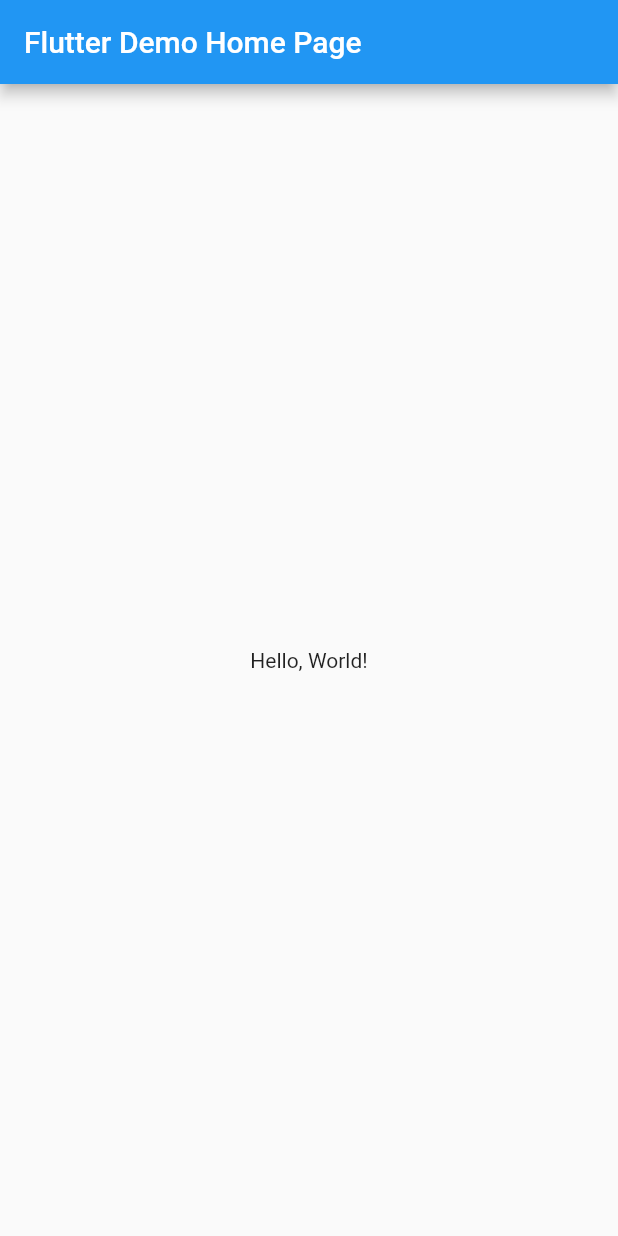
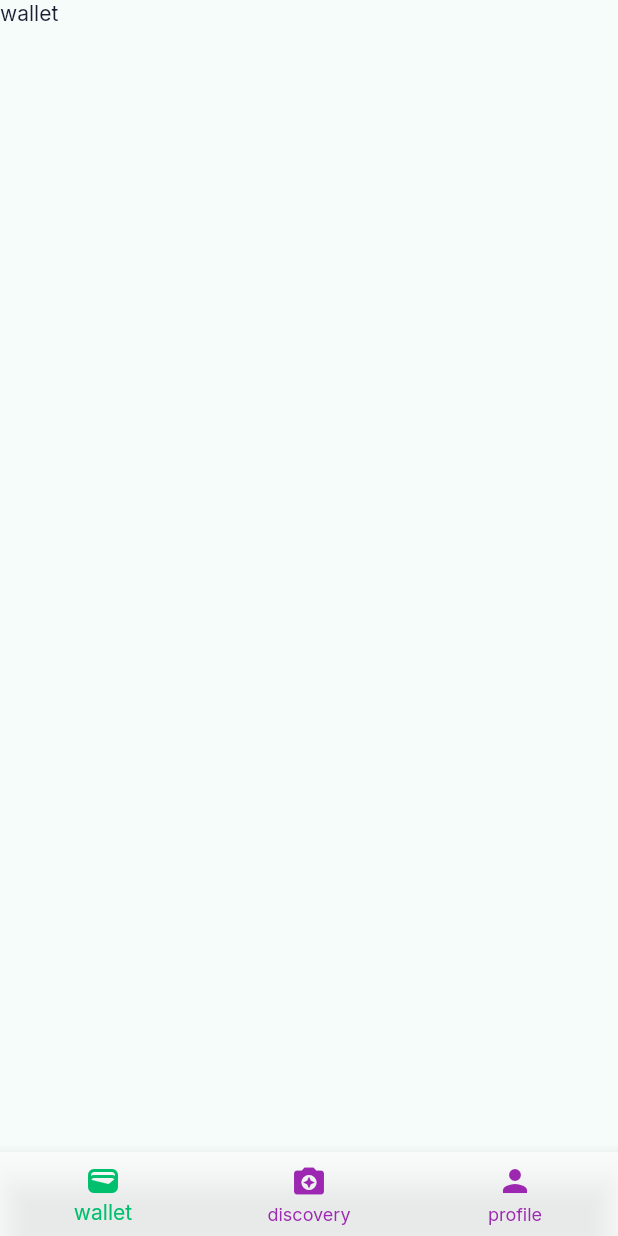
Before and after one commit to AndrewSich/nowtr, a Flutter app: the screen it shows after launch, on a phone screen of 412 x 824 dp. Run offline on Flutter 3.47's test engine with Material 2 defaults, Android fonts, the phone set to English and light mode, and no system bars; our stand-ins replace google_fonts.

```diff
--- /dev/null
+++ b/lib/landing.dart
@@ -0,0 +1,36 @@
+import 'package:flutter/material.dart';
+import 'dart:async';
+
+import 'utils/const.dart';
+import 'screens/home.dart';
+
+class Landing extends StatefulWidget {
+  @override
+  _LandingState createState() => _LandingState();
+}
+
+class _LandingState extends State<Landing> {
+  @override
+  void initState() {
+    super.initState();
+    Timer(
+        Duration(seconds: 3),
+        () => Navigator.pushReplacement(
+            context, MaterialPageRoute(builder: (context) => Home())));
+  }
+
+  // @override
+  // Widget build(BuildContext context) {
+  //   return Container(color: Color(0xFF00BF6D));
+  // }
+
+  @override
+  Widget build(BuildContext context) {
+    return Scaffold(
+      backgroundColor: mPrimaryColor,
+      body: Center(
+        child: CircularProgressIndicator(),
+      ), //Center
+    ); //Scaffold
+  }
+}
--- a/lib/main.dart
+++ b/lib/main.dart
@@ -1,41 +1,17 @@
 import 'package:flutter/material.dart';
+import 'utils/theme.dart';
+import 'landing.dart';
 
-void main() => runApp(MyApp());
+void main() => runApp(Nowtr());
 
-class MyApp extends StatelessWidget {
-  // This widget is the root of your application.
+class Nowtr extends StatelessWidget {
   @override
   Widget build(BuildContext context) {
     return MaterialApp(
-      // Application name
-      title: 'Flutter Hello World',
-      // Application theme data, you can set the colors for the application as
-      // you want
-      theme: ThemeData(
-        primarySwatch: Colors.blue,
-      ),
-      // A widget which will be started on application startup
-      home: MyHomePage(title: 'Flutter Demo Home Page'),
+      debugShowCheckedModeBanner: false,
+      theme: lightThemeData(context),
+      darkTheme: darkThemeData(context),
+      home: Landing(),
     );
   }
 }
-
-class MyHomePage extends StatelessWidget {
-  final String title;
-  const MyHomePage({Key? key, required this.title}) : super(key: key);
-
-  @override
-  Widget build(BuildContext context) {
-    return Scaffold(
-      appBar: AppBar(
-        // The title text which will be shown on the action bar
-        title: Text(title),
-      ),
-      body: Center(
-        child: Text(
-          'Hello, World!',
-        ),
-      ),
-    );
-  }
-}
--- /dev/null
+++ b/lib/screens/home.dart
@@ -0,0 +1,48 @@
+import 'package:flutter/material.dart';
+
+class Home extends StatefulWidget {
+  Home({Key? key}) : super(key: key);
+
+  @override
+  _HomeState createState() => _HomeState();
+}
+
+class _HomeState extends State<Home> with SingleTickerProviderStateMixin {
+  int currentScr = 0;
+  final List<Widget> screens = [
+    Text('wallet'),
+    Text('discovery'),
+    Text('profile')
+  ];
+
+  @override
+  Widget build(BuildContext context) {
+    return Scaffold(
+      body: screens[currentScr],
+      bottomNavigationBar: HomeNavBar(),
+    );
+  }
+
+  // Home Navigation Bar
+  BottomNavigationBar HomeNavBar() {
+    return BottomNavigationBar(
+      type: BottomNavigationBarType.fixed,
+      currentIndex: currentScr,
+      onTap: (int index) => setState(() => currentScr = index),
+      items: [
+        BottomNavigationBarItem(
+          icon: Icon(Icons.wallet),
+          label: 'wallet',
+        ),
+        BottomNavigationBarItem(
+          icon: Icon(Icons.camera_enhance),
+          label: 'discovery',
+        ),
+        BottomNavigationBarItem(
+          icon: Icon(Icons.person),
+          label: 'profile',
+        ),
+      ],
+    );
+  }
+}
--- /dev/null
+++ b/lib/utils/const.dart
@@ -0,0 +1,12 @@
+import 'package:flutter/material.dart';
+
+// color const
+const mPrimaryColor = Color(0xFF00BF6D);
+const mSecondaryColor = Color(0xFFFE9901);
+const mContentColorLightTheme = Color(0xFF1D1D35);
+const mContentColorDarkTheme = Color(0xFFF5FCF9);
+const mWarningColor = Color(0xFFF3BB1C);
+const mErrorColor = Color(0xFFF03738);
+
+// size const
+const mDefaultPadding = 20.0;
--- /dev/null
+++ b/lib/utils/theme.dart
@@ -0,0 +1,47 @@
+import 'package:flutter/material.dart';
+import 'package:google_fonts/google_fonts.dart';
+import 'const.dart';
+
+final appBarTheme = AppBarTheme(centerTitle: false, elevation: 0);
+
+// Light Theme Data
+ThemeData lightThemeData(BuildContext context) {
+  return ThemeData.light().copyWith(
+    primaryColor: mPrimaryColor,
+    scaffoldBackgroundColor: mContentColorDarkTheme,
+    appBarTheme: appBarTheme,
+    iconTheme: IconThemeData(color: mContentColorLightTheme),
+    colorScheme: ColorScheme.light(
+      primary: mPrimaryColor,
+      secondary: mSecondaryColor,
+      error: mErrorColor,
+    ),
+    textTheme: GoogleFonts.interTextTheme(Theme.of(context).textTheme)
+        .apply(bodyColor: mContentColorLightTheme),
+    bottomNavigationBarTheme: BottomNavigationBarThemeData(
+      backgroundColor: Colors.white.withOpacity(0.70), //MAYBE NOT USED
+      selectedItemColor: mPrimaryColor,
+      unselectedItemColor: Colors.purple, //MNU mContentColorLightTheme
+      selectedIconTheme: IconThemeData(color: mPrimaryColor),
+      showSelectedLabels: true, //value is false
+      //showunSelectedLabels: false,
+    ),
+  );
+}
+
+// Dark Theme Data
+ThemeData darkThemeData(BuildContext context) {
+  return ThemeData.dark().copyWith(
+    primaryColor: mPrimaryColor,
+    scaffoldBackgroundColor: mContentColorLightTheme,
+    appBarTheme: appBarTheme,
+    iconTheme: IconThemeData(color: mContentColorDarkTheme),
+    colorScheme: ColorScheme.dark(
+      primary: mPrimaryColor,
+      secondary: mSecondaryColor,
+      error: mErrorColor,
+    ),
+    textTheme: GoogleFonts.interTextTheme(Theme.of(context).textTheme)
+        .apply(bodyColor: mContentColorDarkTheme),
+  );
+}
--- a/pubspec.yaml
+++ b/pubspec.yaml
@@ -19,6 +19,7 @@ environment:
 dependencies:
   flutter:
     sdk: flutter
+  google_fonts: ^2.0.0  #^4.0.3
 
 dev_dependencies:
   flutter_test:
```
Also changed, not shown: 1 other file.
